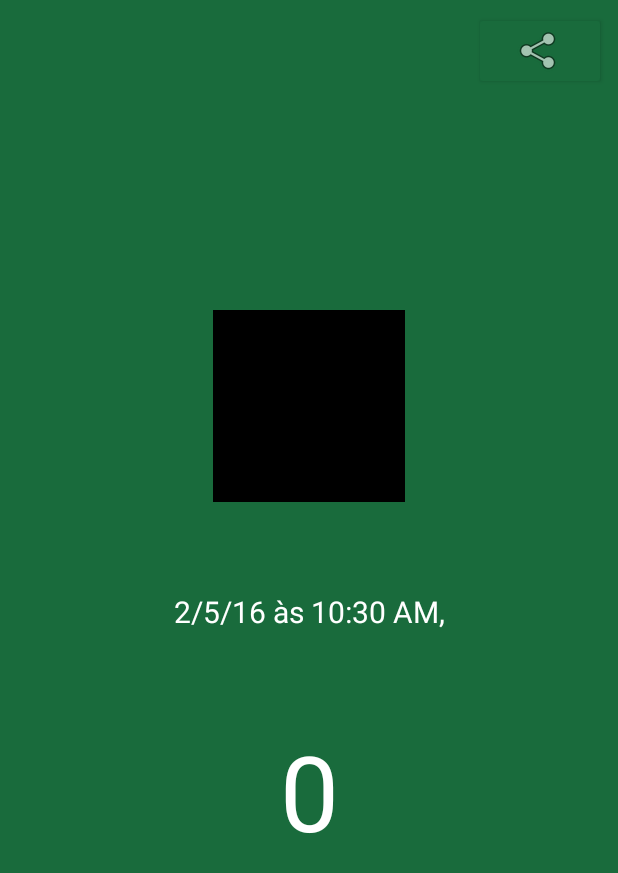
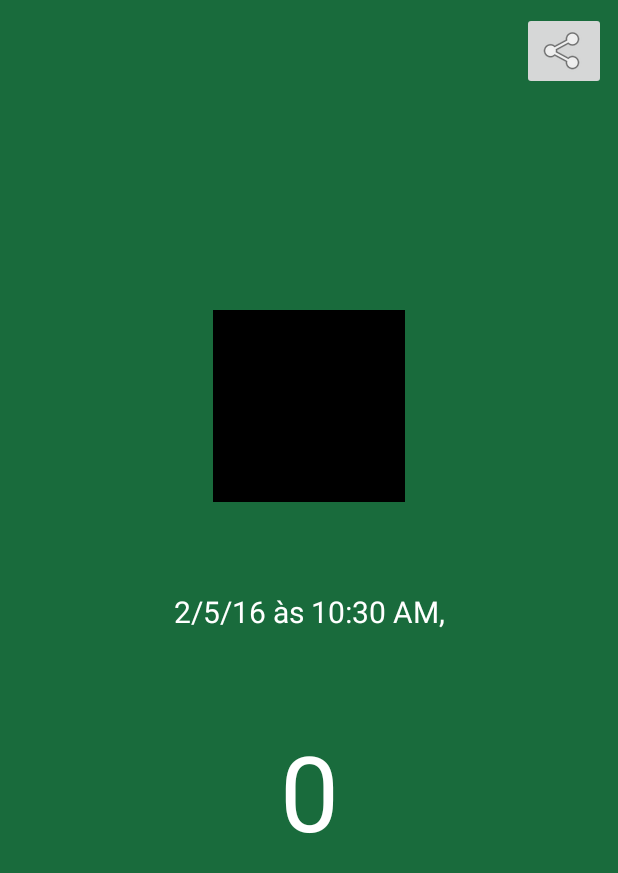
Before and after one commit to LuckCheeseInc/sadPalmeiras-android, an Android app: the screen it shows after launch (MainActivity), on a phone screen of 412 x 824 dp. Shown: the top 873 px of the screen. Run offline under Robolectric (Android 15) with nearby library versions, the phone set to English and light mode, and no system bars; our stand-ins replace AdMob; 4 statements that could not run were skipped.

Commit message:
Fixed button style to be set on styles.xml

```diff
--- a/app/src/main/res/layout/activity_main.xml
+++ b/app/src/main/res/layout/activity_main.xml
@@ -24,7 +24,6 @@
         android:layout_above="@id/adView"/>
 
     <ImageButton
-        style="@style/Widget.AppCompat.Button.Colored"
         android:id="@+id/share"
         android:layout_width="wrap_content"
         android:layout_height="wrap_content"
--- a/app/src/main/res/values/styles.xml
+++ b/app/src/main/res/values/styles.xml
@@ -6,6 +6,10 @@
         <item name="colorPrimary">@color/colorPrimary</item>
         <item name="colorPrimaryDark">@color/colorPrimaryDark</item>
         <item name="colorAccent">@color/colorAccent</item>
+
+        <item name="android:buttonStyle">@style/Widget.AppCompat.Button.Colored</item>
+        <item name="android:imageButtonStyle">@style/Widget.AppCompat.Button.Colored</item>
+
     </style>
 
     <style name="AppTheme.NoActionBar" parent="AppTheme" >
```
